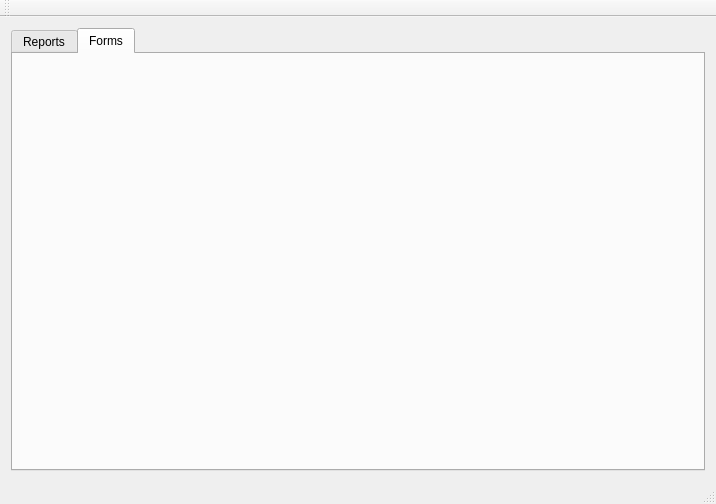
Old version of the form QtPHP-SRS/mainwindow.ui in the repository NicSwin/PHPSalesReportingSystem.
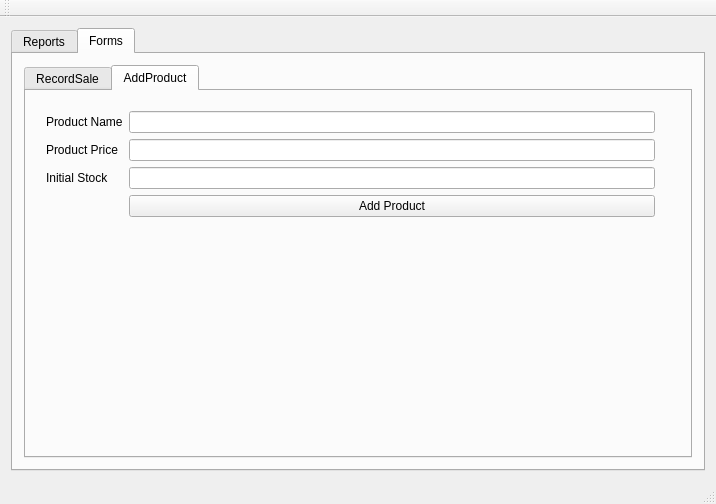
New version of the form. The open tabs and pages were chosen to show the change.

Commit message: GUI form for recording sales complete

Patch:
```diff
--- a/QtPHP-SRS/mainwindow.ui
+++ b/QtPHP-SRS/mainwindow.ui
@@ -180,6 +180,74 @@
        <attribute name="title">
         <string>Forms</string>
        </attribute>
+       <layout class="QVBoxLayout" name="verticalLayout_4">
+        <item>
+         <widget class="QTabWidget" name="FormTabs">
+          <property name="currentIndex">
+           <number>1</number>
+          </property>
+          <widget class="QWidget" name="tab_6">
+           <attribute name="title">
+            <string>RecordSale</string>
+           </attribute>
+          </widget>
+          <widget class="QWidget" name="tab_7">
+           <attribute name="title">
+            <string>AddProduct</string>
+           </attribute>
+           <widget class="QWidget" name="formLayoutWidget">
+            <property name="geometry">
+             <rect>
+              <x>9</x>
+              <y>9</y>
+              <width>631</width>
+              <height>251</height>
+             </rect>
+            </property>
+            <layout class="QFormLayout" name="formLayout">
+             <item row="0" column="0">
+              <widget class="QLabel" name="label_2">
+               <property name="text">
+                <string>Product Name</string>
+               </property>
+              </widget>
+             </item>
+             <item row="0" column="1">
+              <widget class="QLineEdit" name="productNameEdit"/>
+             </item>
+             <item row="1" column="0">
+              <widget class="QLabel" name="label_3">
+               <property name="text">
+                <string>Product Price</string>
+               </property>
+              </widget>
+             </item>
+             <item row="1" column="1">
+              <widget class="QLineEdit" name="productPriceEdit"/>
+             </item>
+             <item row="2" column="0">
+              <widget class="QLabel" name="label_4">
+               <property name="text">
+                <string>Initial Stock</string>
+               </property>
+              </widget>
+             </item>
+             <item row="2" column="1">
+              <widget class="QLineEdit" name="initialStockEdit"/>
+             </item>
+             <item row="3" column="1">
+              <widget class="QPushButton" name="addProductButton">
+               <property name="text">
+                <string>Add Product</string>
+               </property>
+              </widget>
+             </item>
+            </layout>
+           </widget>
+          </widget>
+         </widget>
+        </item>
+       </layout>
       </widget>
      </widget>
     </item>
```
Left out of the diff: 2 changed lines with no effect on the pictures. The commit also changes 2 other files.
